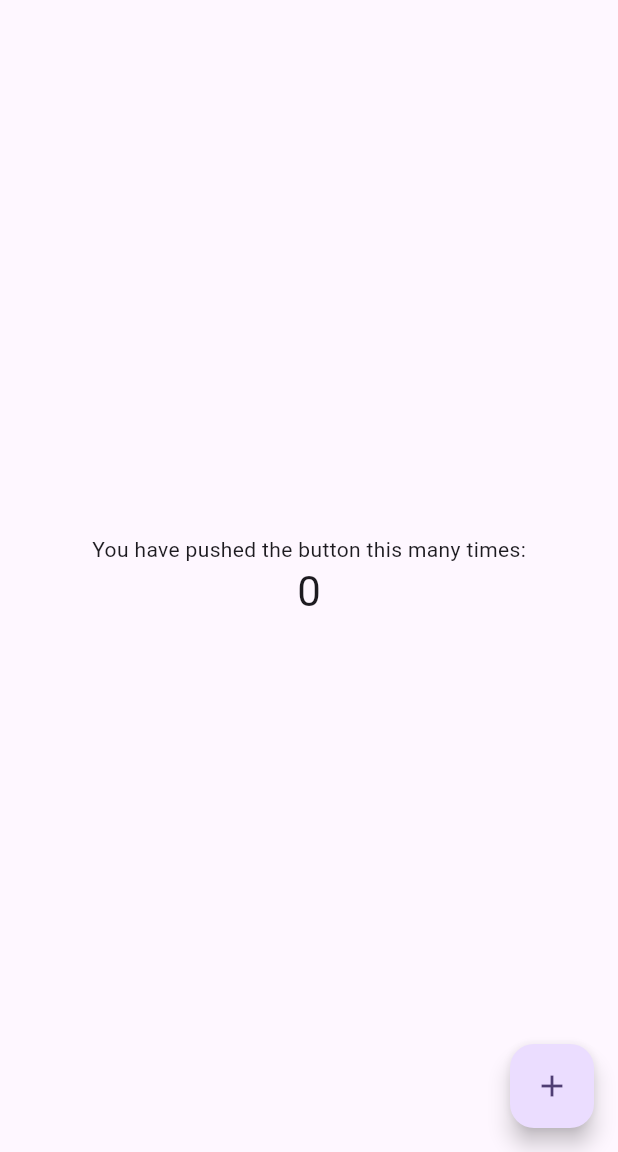
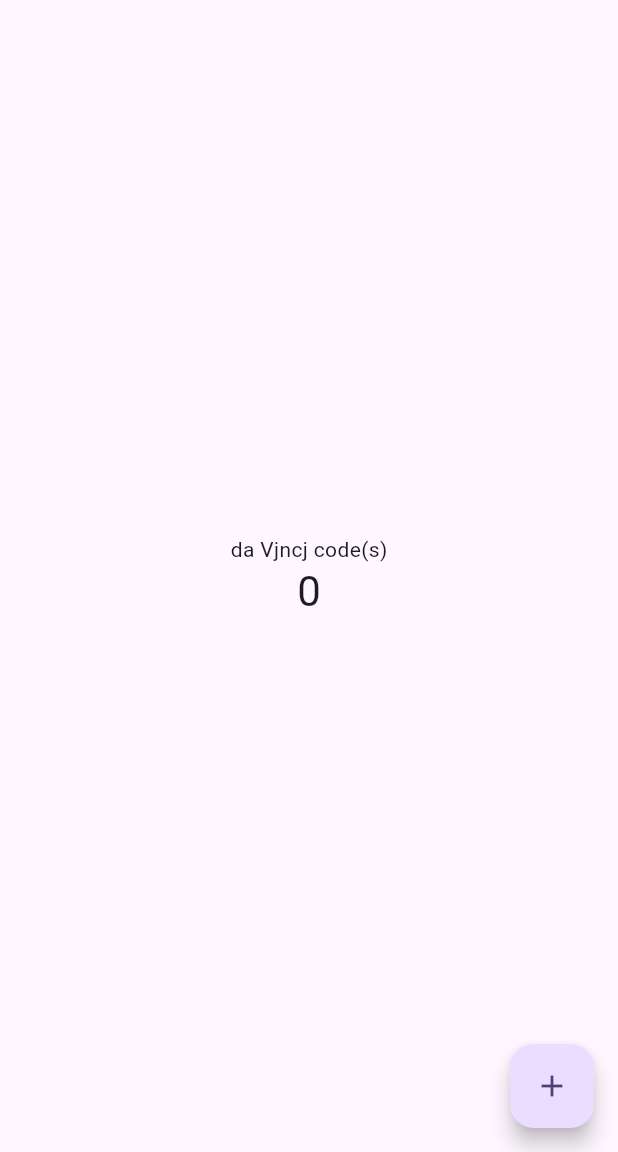
Before and after one commit to DennyDaVjncj/light, a Flutter app: the screen it shows after launch, on a phone screen of 412 x 824 dp, the part 84-1236 px from its top. Run offline on Flutter 3.47's test engine with Material 2 defaults, Android fonts, the phone set to English and light mode, and no system bars.

Commit message:
version control

```diff
--- a/lib/main.dart
+++ b/lib/main.dart
@@ -106,7 +106,7 @@ class _MyHomePageState extends State<MyHomePage> {
           mainAxisAlignment: MainAxisAlignment.center,
           children: <Widget>[
             const Text(
-              'You have pushed the button this many times:',
+              'da Vjncj code(s)',
             ),
             Text(
               '$_counter',
```
